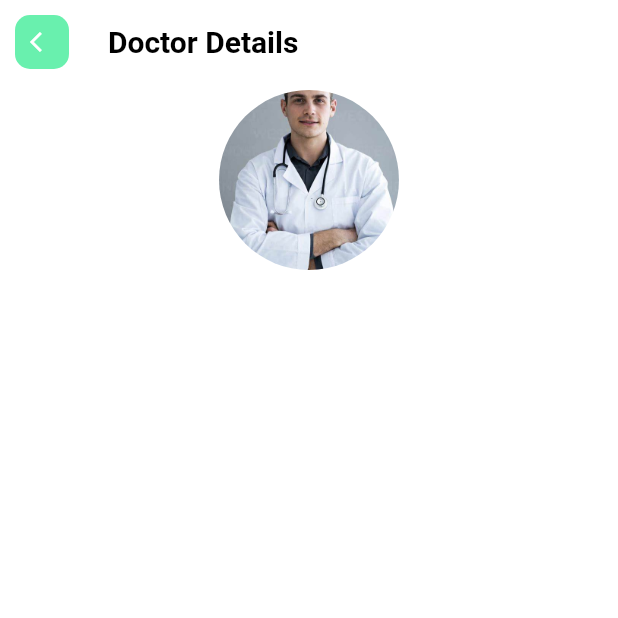
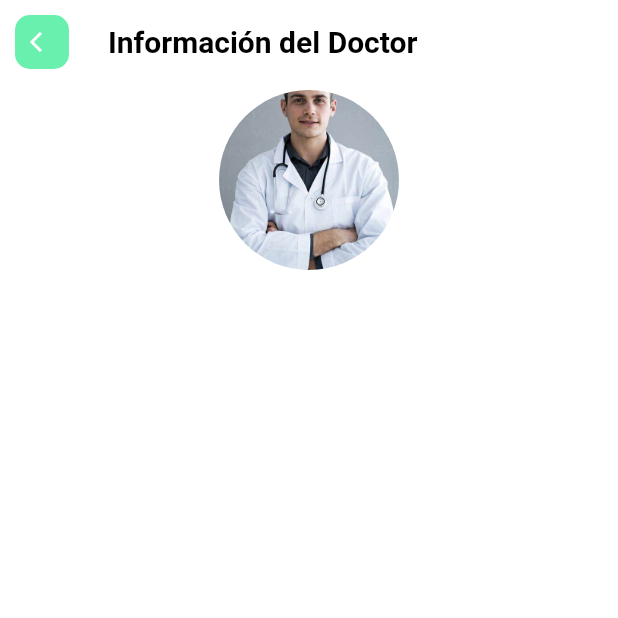
Before and after one commit to DARKTOTEM2703/ProyectoAppDoctor, a Flutter app: the DoctorDetails screen opened by its route, on a phone screen of 412 x 824 dp, the top half of it. Run offline on Flutter 3.47's test engine with Material 3 defaults, Android fonts, the phone set to English and light mode, and no system bars; our stand-ins replace font_awesome_flutter.

Commit message:
Actualizar el título de la AppBar en DoctorDetails a 'Información del Doctor'

```diff
--- a/appdoctor/lib/screens/doctor_details.dart
+++ b/appdoctor/lib/screens/doctor_details.dart
@@ -18,7 +18,7 @@ class _DoctorDetails extends State<DoctorDetails> {
   Widget build(BuildContext context) {
     return Scaffold(
       appBar: CustomAppBar(
-        appTitle: 'Doctor Details',
+        appTitle: 'Información del Doctor',
         icon: const Icon(Icons.arrow_back_ios),
         actions: [
           IconButton(
```
